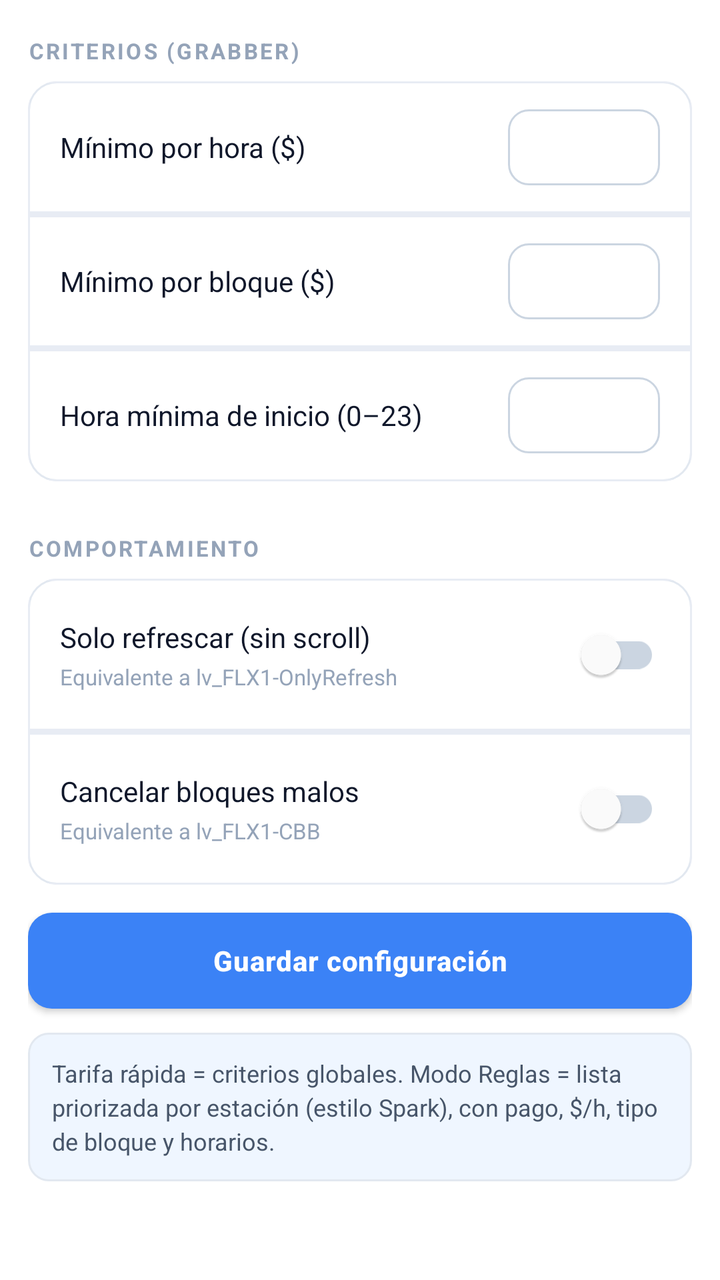
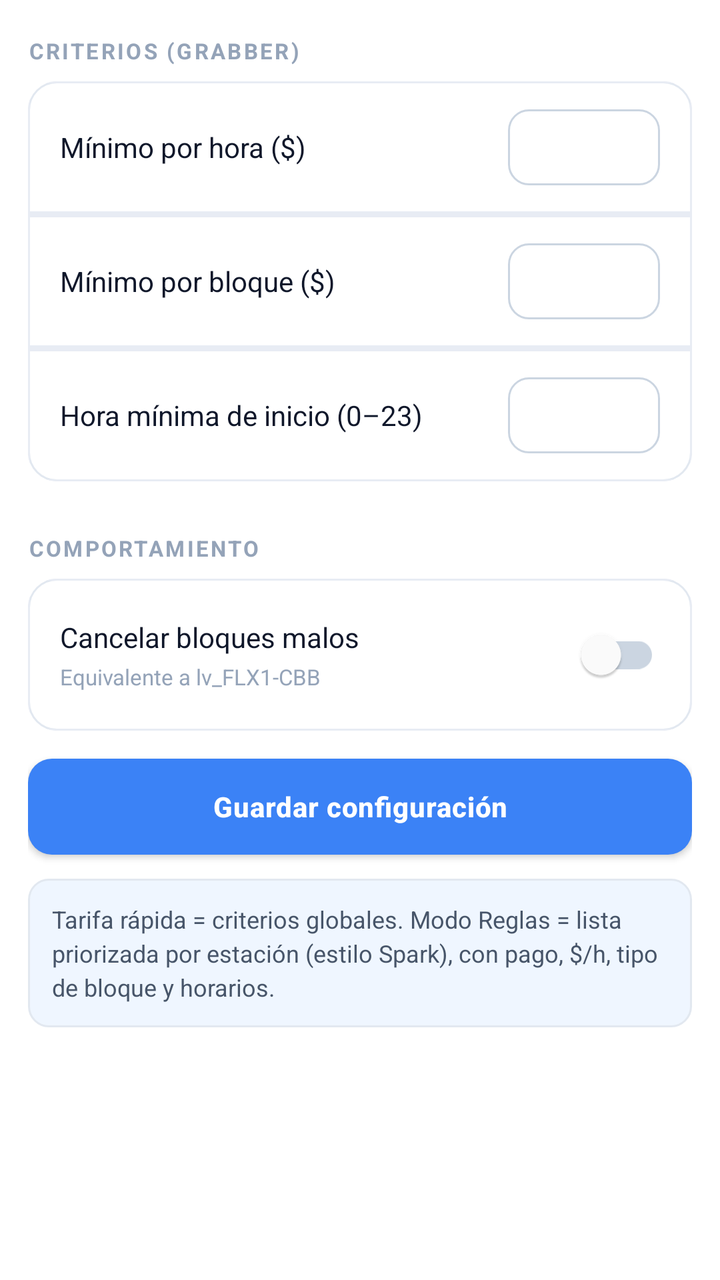

Screens rendered from an Android XML layout before and after an edit, with the pre-edit source and the edit as a unified diff.
<!-- AndroidManifest.xml: application theme AppTheme -->
<!-- res/layout/fragment_pichix_tarifas.xml -->
<?xml version="1.0" encoding="utf-8"?>
<ScrollView xmlns:android="http://schemas.android.com/apk/res/android"
    xmlns:app="http://schemas.android.com/apk/res-auto"
    android:layout_width="match_parent"
    android:layout_height="match_parent"
    android:background="@color/bg_page"
    android:clipToPadding="false"
    android:fillViewport="true"
    android:padding="14dp"
    android:scrollbars="none">

    <LinearLayout
        android:layout_width="match_parent"
        android:layout_height="wrap_content"
        android:orientation="vertical">

        <TextView
            style="@style/SectionLabel"
            android:layout_marginTop="4dp"
            android:text="CRITERIOS (GRABBER)" />

        <LinearLayout style="@style/Card">

            <LinearLayout style="@style/Row">
                <TextView
                    style="@style/RowLabel"
                    android:text="Mínimo por hora ($)" />
                <com.google.android.material.textfield.TextInputEditText
                    android:id="@+id/etMinHourly"
                    style="@style/SmallInput"
                    android:layout_width="76dp"
                    android:layout_height="38dp"
                    android:inputType="numberDecimal" />
            </LinearLayout>

            <View style="@style/DividerFull" />

            <LinearLayout style="@style/Row">
                <TextView
                    style="@style/RowLabel"
                    android:text="Mínimo por bloque ($)" />
                <com.google.android.material.textfield.TextInputEditText
                    android:id="@+id/etMinBlock"
                    style="@style/SmallInput"
                    android:layout_width="76dp"
                    android:layout_height="38dp"
                    android:inputType="numberDecimal" />
            </LinearLayout>

            <View style="@style/DividerFull" />

            <LinearLayout style="@style/Row">
                <TextView
                    style="@style/RowLabel"
                    android:text="Hora mínima de inicio (0–23)" />
                <com.google.android.material.textfield.TextInputEditText
                    android:id="@+id/etMinStartHour"
                    style="@style/SmallInput"
                    android:layout_width="76dp"
                    android:layout_height="38dp"
                    android:inputType="number" />
            </LinearLayout>
        </LinearLayout>

        <TextView
            style="@style/SectionLabel"
            android:text="COMPORTAMIENTO" />

        <LinearLayout style="@style/Card">

            <LinearLayout style="@style/Row">
                <LinearLayout
                    android:layout_width="0dp"
                    android:layout_height="wrap_content"
                    android:layout_weight="1"
                    android:orientation="vertical">
                    <TextView
                        style="@style/RowLabel"
                        android:layout_width="match_parent"
                        android:layout_weight="0"
                        android:text="Solo refrescar (sin scroll)" />
                    <TextView
                        style="@style/RowHint"
                        android:text="Equivalente a lv_FLX1-OnlyRefresh" />
                </LinearLayout>
                <com.google.android.material.switchmaterial.SwitchMaterial
                    android:id="@+id/switchOnlyRefresh"
                    android:layout_width="wrap_content"
                    android:layout_height="wrap_content" />
            </LinearLayout>

            <View style="@style/DividerFull" />

            <LinearLayout style="@style/Row">
                <LinearLayout
                    android:layout_width="0dp"
                    android:layout_height="wrap_content"
                    android:layout_weight="1"
                    android:orientation="vertical">
                    <TextView
                        style="@style/RowLabel"
                        android:layout_width="match_parent"
                        android:layout_weight="0"
                        android:text="Cancelar bloques malos" />
                    <TextView
                        style="@style/RowHint"
                        android:text="Equivalente a lv_FLX1-CBB" />
                </LinearLayout>
                <com.google.android.material.switchmaterial.SwitchMaterial
                    android:id="@+id/switchCancelBadBlocks"
                    android:layout_width="wrap_content"
                    android:layout_height="wrap_content" />
            </LinearLayout>
        </LinearLayout>

        <com.google.android.material.button.MaterialButton
            android:id="@+id/btnSaveTarifas"
            style="@style/SparkButtonPrimary"
            android:layout_width="match_parent"
            android:layout_height="wrap_content"
            android:layout_marginTop="8dp"
            android:text="@string/config_btn_save" />

        <TextView
            style="@style/InfoBox"
            android:layout_marginTop="12dp"
            android:text="@string/tarifas_flex_phase_note" />

    </LinearLayout>
</ScrollView>
<!-- resources referenced by this layout -->
<resources>
  <color name="bg_page">#FFFFFF</color>
  <string name="config_btn_save">Guardar configuración</string>
  <string name="tarifas_flex_phase_note">Tarifa rápida = criterios globales. Modo Reglas = lista priorizada por estación (estilo Spark), con pago, $/h, tipo de bloque y horarios.</string>
  <style name="DividerFull">
          <item name="android:layout_width">match_parent</item>
          <item name="android:layout_height">1dp</item>
          <item name="android:background">@color/divider</item>
      </style>
  <style name="RowHint">
          <item name="android:layout_width">wrap_content</item>
          <item name="android:layout_height">wrap_content</item>
          <item name="android:textSize">11sp</item>
          <item name="android:textColor">@color/text_hint</item>
          <item name="android:layout_marginTop">3dp</item>
      </style>
  <style name="RowLabel">
          <item name="android:layout_width">0dp</item>
          <item name="android:layout_height">wrap_content</item>
          <item name="android:layout_weight">1</item>
          <item name="android:textSize">14sp</item>
          <item name="android:textColor">@color/text_primary</item>
      </style>
  <!-- drawable card_bg (drawable) -->
  <?xml version="1.0" encoding="utf-8"?>
  <shape xmlns:android="http://schemas.android.com/apk/res/android">
      <solid android:color="@color/bg_card"/>
      <stroke android:width="1dp" android:color="@color/border_subtle"/>
      <corners android:radius="14dp"/>
  </shape>
  <color name="divider">#E8ECF4</color>
  <!-- drawable info_bg (drawable) -->
  <?xml version="1.0" encoding="utf-8"?>
  <shape xmlns:android="http://schemas.android.com/apk/res/android">
      <solid android:color="@color/blue_bg"/>
      <stroke android:width="1dp" android:color="@color/border_subtle"/>
      <corners android:radius="10dp"/>
  </shape>
  <color name="text_secondary">#475569</color>
  <color name="text_hint">#94A3B8</color>
  <color name="text_primary">#0F172A</color>
  <color name="accent_teal">#3B82F6</color>
  <!-- drawable input_bg (drawable) -->
  <?xml version="1.0" encoding="utf-8"?>
  <shape xmlns:android="http://schemas.android.com/apk/res/android">
      <solid android:color="@color/bg_input"/>
      <stroke android:width="1dp" android:color="@color/border_input"/>
      <corners android:radius="10dp"/>
  </shape>
  <color name="button_primary_bg">#3B82F6</color>
  <color name="button_primary_text">#FFFFFF</color>
  <color name="colorPrimary">#FFFFFF</color>
  <color name="colorPrimaryDark">#FFFFFF</color>
  <color name="colorAccent">#3B82F6</color>
  <color name="bg_card">#FFFFFF</color>
  <style name="SparkSwitch" parent="Widget.MaterialComponents.CompoundButton.Switch">
          <item name="thumbTint">@color/header_switch_thumb</item>
          <item name="trackTint">@color/switch_track_selector</item>
      </style>
  <color name="border_subtle">#E2E8F0</color>
  <color name="blue_bg">#EFF6FF</color>
  <color name="transparent">#00000000</color>
  <color name="bg_input">#FFFFFF</color>
  <color name="border_input">#CBD5E1</color>
  <style name="SparkAlertDialogTitle" parent="MaterialAlertDialog.MaterialComponents.Title.Text">
          <item name="android:textColor">@color/text_primary</item>
      </style>
  <style name="SparkAlertDialogBody" parent="MaterialAlertDialog.MaterialComponents.Body.Text">
          <item name="android:textColor">@color/text_secondary</item>
      </style>
  <style name="SparkAlertDialogButton" parent="Widget.MaterialComponents.Button.TextButton.Dialog">
          <item name="android:textColor">@color/colorAccent</item>
          <item name="rippleColor">@color/sidebar_ripple</item>
      </style>
  <color name="sidebar_ripple">#1A3B82F6</color>
  <!-- unchanged entries left out for length: 9 -->
</resources>

<!-- the commit's change to res/layout/fragment_pichix_tarifas.xml (unified diff, before → after) -->
@@ -78,29 +78,6 @@
                         style="@style/RowLabel"
                         android:layout_width="match_parent"
                         android:layout_weight="0"
-                        android:text="Solo refrescar (sin scroll)" />
-                    <TextView
-                        style="@style/RowHint"
-                        android:text="Equivalente a lv_FLX1-OnlyRefresh" />
-                </LinearLayout>
-                <com.google.android.material.switchmaterial.SwitchMaterial
-                    android:id="@+id/switchOnlyRefresh"
-                    android:layout_width="wrap_content"
-                    android:layout_height="wrap_content" />
-            </LinearLayout>
-
-            <View style="@style/DividerFull" />
-
-            <LinearLayout style="@style/Row">
-                <LinearLayout
-                    android:layout_width="0dp"
-                    android:layout_height="wrap_content"
-                    android:layout_weight="1"
-                    android:orientation="vertical">
-                    <TextView
-                        style="@style/RowLabel"
-                        android:layout_width="match_parent"
-                        android:layout_weight="0"
                         android:text="Cancelar bloques malos" />
                     <TextView
                         style="@style/RowHint"
